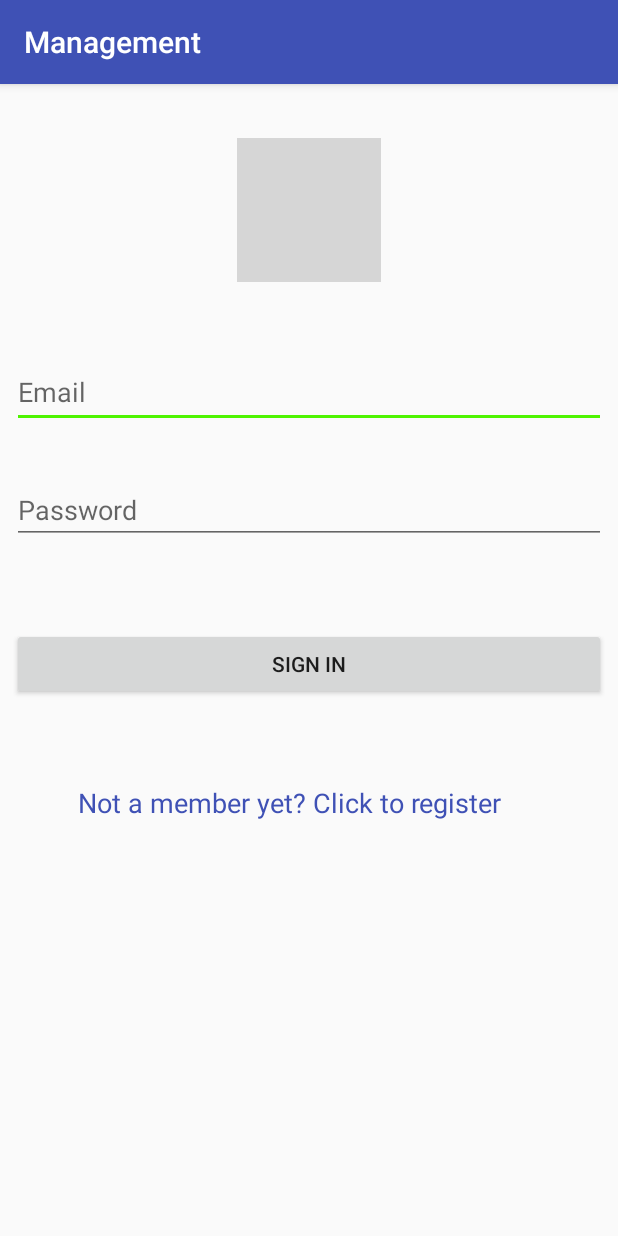
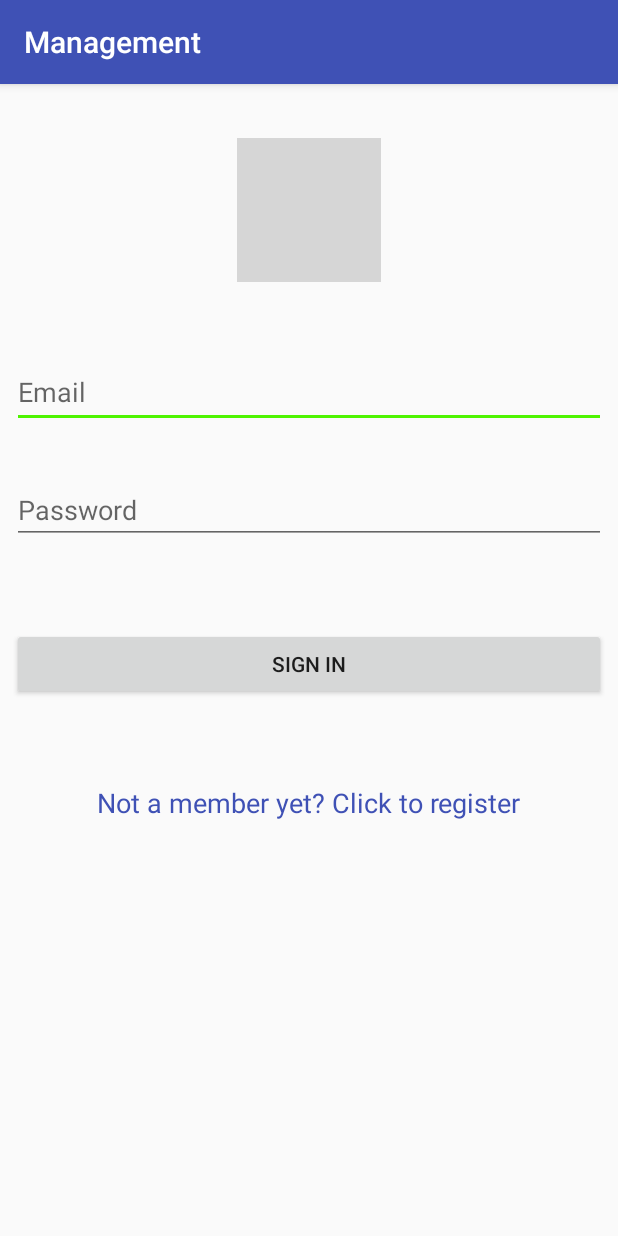
Before and after one commit to sourceparker/management, an Android app: the screen it shows after launch (SignInActivity), on a phone screen of 412 x 824 dp. Run offline under Robolectric (Android 15) with nearby library versions, the phone set to English and light mode, and no system bars; our stand-ins replace Firebase (no records; nobody signed in at launch, a user with empty details on screens opened directly); grey boxes are pictures that could not be loaded.

Commit message:
changed layout sign_in

```diff
--- a/app/src/main/res/layout/activity_sign_in.xml
+++ b/app/src/main/res/layout/activity_sign_in.xml
@@ -68,11 +68,12 @@
             android:id="@+id/regTextView"
             android:layout_width="wrap_content"
             android:layout_height="wrap_content"
-            android:layout_marginStart="52dp"
             android:layout_marginTop="56dp"
             android:text="@string/not_a_member_yet_click_to_register"
             android:textColor="@color/colorPrimary"
             android:textSize="18sp"
+            app:layout_constraintEnd_toEndOf="parent"
+            app:layout_constraintHorizontal_bias="0.5"
             app:layout_constraintStart_toStartOf="parent"
             app:layout_constraintTop_toBottomOf="@+id/btnSignIn" />
     </android.support.constraint.ConstraintLayout>
```
